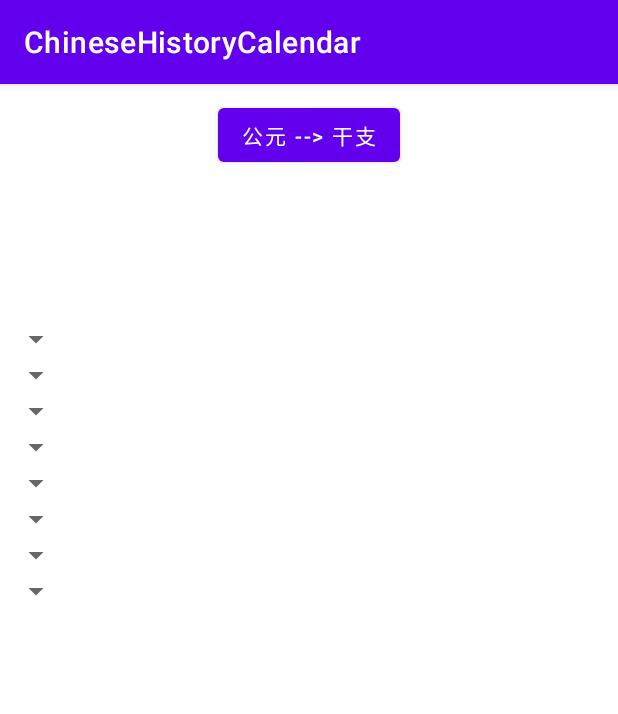
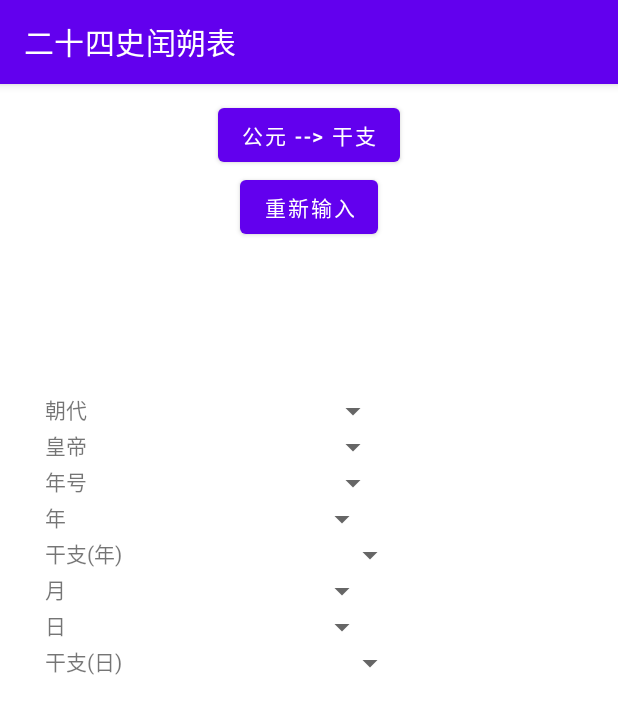
Before and after one commit to bread22/chinese-history-calendar-app, an Android app: the ChineseToCE screen opened directly, with no data from a screen before it, on a phone screen of 412 x 824 dp. Shown: the top 714 px of the screen. Run offline under Robolectric (Android 15) with nearby library versions, the phone set to English and light mode, and no system bars; 3 statements that could not run were skipped.

Commit message:
milestone! all functions are done

```diff
--- a/app/app/src/main/java/com/example/chinesehistorycalendar/ChineseToCE.kt
+++ b/app/app/src/main/java/com/example/chinesehistorycalendar/ChineseToCE.kt
@@ -49,6 +49,11 @@ class ChineseToCE : AppCompatActivity() {
         buttonNavigateToSecondActivity.setOnClickListener {
             finish()
         }
+
+        findViewById<Button>(R.id.resetButton).setOnClickListener {
+            resetSpinners()
+        }
+
 
         db = DatabaseHelper(this)
 
@@ -107,4 +112,13 @@ class ChineseToCE : AppCompatActivity() {
             newAdapter[field] = true
         }
     }
+
+    private fun resetSpinners() {
+        for ((field, spinnerId) in spinners) {
+            val spinner = findViewById<Spinner>(spinnerId)
+            updateSpinnerValues(spinner, field, emptyMap())
+        }
+        findViewById<TextView>(R.id.resultTextView).text = ""
+    }
+
 }
--- a/app/app/src/main/res/layout/activity_chinese_to_ce.xml
+++ b/app/app/src/main/res/layout/activity_chinese_to_ce.xml
@@ -24,77 +24,167 @@
         android:layout_marginTop="10dp"
         android:text="公元 --> 干支" />
 
+    <Button
+        android:id="@+id/resetButton"
+        android:layout_width="wrap_content"
+        android:layout_height="wrap_content"
+        app:layout_constraintTop_toBottomOf="@+id/button_navigate_to_main_activity"
+        app:layout_constraintEnd_toEndOf="parent"
+        app:layout_constraintStart_toStartOf="parent"
+        android:text="@string/reset" />
+
+    <TextView
+        android:id="@+id/cDynastyHint"
+        android:layout_width="wrap_content"
+        android:layout_height="wrap_content"
+        app:layout_constraintStart_toStartOf="parent"
+        app:layout_constraintStart_toEndOf="@+id/cDynastySpinner"
+        app:layout_constraintTop_toBottomOf="@+id/resetButton"
+        android:text="@string/cDynasty_hint"
+        android:layout_marginTop="100dp"
+        android:layout_marginLeft="30dp"/>
+
     <Spinner
         android:id="@+id/cDynastySpinner"
         android:layout_width="wrap_content"
         android:layout_height="wrap_content"
-        android:hint="  朝代  "
         android:dropDownWidth="wrap_content"
+        app:layout_constraintStart_toEndOf="@+id/cDynastyHint"
+        app:layout_constraintEnd_toEndOf="parent"
+        app:layout_constraintTop_toBottomOf="@+id/resetButton"
+        android:layout_marginTop="100dp"/>
+
+    <TextView
+        android:id="@+id/cEmperorHint"
+        android:layout_width="wrap_content"
+        android:layout_height="wrap_content"
         app:layout_constraintStart_toStartOf="parent"
-        app:layout_constraintTop_toBottomOf="@+id/button_navigate_to_main_activity"
-        android:layout_marginTop="100dp"/>
+        app:layout_constraintStart_toEndOf="@+id/cEmperorSpinner"
+        app:layout_constraintTop_toBottomOf="@+id/cDynastySpinner"
+        android:text="@string/cEmperor_hint"
+        android:layout_marginLeft="30dp"/>
 
     <Spinner
         android:id="@+id/cEmperorSpinner"
         android:layout_width="wrap_content"
         android:layout_height="wrap_content"
-        android:hint="  皇帝 "
         android:dropDownWidth="wrap_content"
+        app:layout_constraintStart_toEndOf="@+id/cEmperorHint"
+        app:layout_constraintEnd_toEndOf="parent"
+        app:layout_constraintTop_toBottomOf="@+id/cDynastySpinner" />
+
+    <TextView
+        android:id="@+id/cNianhaoHint"
+        android:layout_width="wrap_content"
+        android:layout_height="wrap_content"
         app:layout_constraintStart_toStartOf="parent"
-        app:layout_constraintTop_toBottomOf="@+id/cDynastySpinner" />
+        app:layout_constraintStart_toEndOf="@+id/cNianhaoSpinner"
+        app:layout_constraintTop_toBottomOf="@+id/cEmperorSpinner"
+        android:text="@string/cNianhao_hint"
+        android:layout_marginLeft="30dp"/>
 
     <Spinner
         android:id="@+id/cNianhaoSpinner"
         android:layout_width="wrap_content"
         android:layout_height="wrap_content"
-        android:hint="  年  "
         android:dropDownWidth="wrap_content"
+        app:layout_constraintStart_toEndOf="@+id/cNianhaoHint"
+        app:layout_constraintEnd_toEndOf="parent"
+        app:layout_constraintTop_toBottomOf="@+id/cEmperorSpinner" />
+
+    <TextView
+        android:id="@+id/cYearHint"
+        android:layout_width="wrap_content"
+        android:layout_height="wrap_content"
         app:layout_constraintStart_toStartOf="parent"
-        app:layout_constraintTop_toBottomOf="@+id/cEmperorSpinner" />
+        app:layout_constraintStart_toEndOf="@+id/cYearSpinner"
+        app:layout_constraintTop_toBottomOf="@+id/cNianhaoSpinner"
+        android:text="@string/c_year_hint"
+        android:layout_marginLeft="30dp"/>
 
     <Spinner
         android:id="@+id/cYearSpinner"
         android:layout_width="wrap_content"
         android:layout_height="wrap_content"
-        android:hint="  年  "
         android:dropDownWidth="wrap_content"
+        app:layout_constraintStart_toEndOf="@+id/cYearHint"
+        app:layout_constraintEnd_toEndOf="parent"
+        app:layout_constraintTop_toBottomOf="@+id/cNianhaoSpinner" />
+
+    <TextView
+        android:id="@+id/cYearGanzhiHint"
+        android:layout_width="wrap_content"
+        android:layout_height="wrap_content"
         app:layout_constraintStart_toStartOf="parent"
-        app:layout_constraintTop_toBottomOf="@+id/cNianhaoSpinner" />
+        app:layout_constraintStart_toEndOf="@+id/cYearGanzhiSpinner"
+        app:layout_constraintTop_toBottomOf="@+id/cYearSpinner"
+        android:text="@string/cYearGanzhi_hint"
+        android:layout_marginLeft="30dp"/>
 
     <Spinner
         android:id="@+id/cYearGanzhiSpinner"
         android:layout_width="wrap_content"
         android:layout_height="wrap_content"
-        android:hint="  年（干支）  "
         android:dropDownWidth="wrap_content"
+        app:layout_constraintStart_toEndOf="@+id/cYearGanzhiHint"
+        app:layout_constraintEnd_toEndOf="parent"
+        app:layout_constraintTop_toBottomOf="@+id/cYearSpinner" />
+
+    <TextView
+        android:id="@+id/cMonthHint"
+        android:layout_width="wrap_content"
+        android:layout_height="wrap_content"
         app:layout_constraintStart_toStartOf="parent"
-        app:layout_constraintTop_toBottomOf="@+id/cYearSpinner" />
+        app:layout_constraintStart_toEndOf="@+id/cMonthSpinner"
+        app:layout_constraintTop_toBottomOf="@+id/cYearGanzhiSpinner"
+        android:text="@string/cMonth_hint"
+        android:layout_marginLeft="30dp"/>
 
     <Spinner
         android:id="@+id/cMonthSpinner"
         android:layout_width="wrap_content"
         android:layout_height="wrap_content"
-        android:hint="  月  "
         android:dropDownWidth="wrap_content"
+        app:layout_constraintStart_toEndOf="@+id/cMonthHint"
+        app:layout_constraintEnd_toEndOf="parent"
+        app:layout_constraintTop_toBottomOf="@+id/cYearGanzhiSpinner" />
+
+    <TextView
+        android:id="@+id/cDayHint"
+        android:layout_width="wrap_content"
+        android:layout_height="wrap_content"
         app:layout_constraintStart_toStartOf="parent"
-        app:layout_constraintTop_toBottomOf="@+id/cYearGanzhiSpinner" />
+        app:layout_constraintStart_toEndOf="@+id/cDaySpinner"
+        app:layout_constraintTop_toBottomOf="@+id/cMonthSpinner"
+        android:text="@string/cDay_hint"
+        android:layout_marginLeft="30dp"/>
 
     <Spinner
         android:id="@+id/cDaySpinner"
         android:layout_width="wrap_content"
         android:layout_height="wrap_content"
-        android:hint="  日  "
         android:dropDownWidth="wrap_content"
+        app:layout_constraintStart_toEndOf="@+id/cDayHint"
+        app:layout_constraintEnd_toEndOf="parent"
+        app:layout_constraintTop_toBottomOf="@+id/cMonthSpinner" />
+
+    <TextView
+        android:id="@+id/cDayGanzhiHint"
+        android:layout_width="wrap_content"
+        android:layout_height="wrap_content"
         app:layout_constraintStart_toStartOf="parent"
-        app:layout_constraintTop_toBottomOf="@+id/cMonthSpinner" />
+        app:layout_constraintStart_toEndOf="@+id/cDayGanzhiSpinner"
+        app:layout_constraintTop_toBottomOf="@+id/cDaySpinner"
+        android:text="@string/cDayGanzhi_hint"
+        android:layout_marginLeft="30dp"/>
 
     <Spinner
         android:id="@+id/cDayGanzhiSpinner"
         android:layout_width="wrap_content"
         android:layout_height="wrap_content"
-        android:hint="  日（干支）  "
         android:dropDownWidth="wrap_content"
-        app:layout_constraintStart_toStartOf="parent"
+        app:layout_constraintStart_toEndOf="@+id/cDayGanzhiHint"
+        app:layout_constraintEnd_toEndOf="parent"
         app:layout_constraintTop_toBottomOf="@+id/cDaySpinner" />
 
     <TextView
@@ -102,9 +192,10 @@
         android:layout_width="wrap_content"
         android:layout_height="wrap_content"
         android:text=""
-        android:textSize="16sp"
-        android:layout_marginTop="200dp"
+        android:textSize="36sp"
+        android:layout_marginTop="100dp"
         app:layout_constraintStart_toStartOf="parent"
+        app:layout_constraintEnd_toEndOf="parent"
         app:layout_constraintTop_toBottomOf="@+id/cDayGanzhiSpinner" />
 
 </androidx.constraintlayout.widget.ConstraintLayout>
--- a/app/app/src/main/res/values/strings.xml
+++ b/app/app/src/main/res/values/strings.xml
@@ -1,4 +1,13 @@
 <resources>
-    <string name="app_name">ChineseHistoryCalendar</string>
-    <string name="result_converted_ce_date_format">%1$s-%2$s-%3$s</string>
+    <string name="app_name">二十四史闰朔表</string>
+    <string name="result_converted_ce_date_format">%1$s 年 %2$s 月 %3$s 日</string>
+    <string name="reset">重新输入</string>
+    <string name="cDynasty_hint">朝代</string>
+    <string name="cEmperor_hint">皇帝</string>
+    <string name="cNianhao_hint">年号</string>
+    <string name="c_year_hint">年</string>
+    <string name="cYearGanzhi_hint">干支(年)</string>
+    <string name="cMonth_hint">月</string>
+    <string name="cDay_hint">日</string>
+    <string name="cDayGanzhi_hint">干支(日)</string>
 </resources>
```
